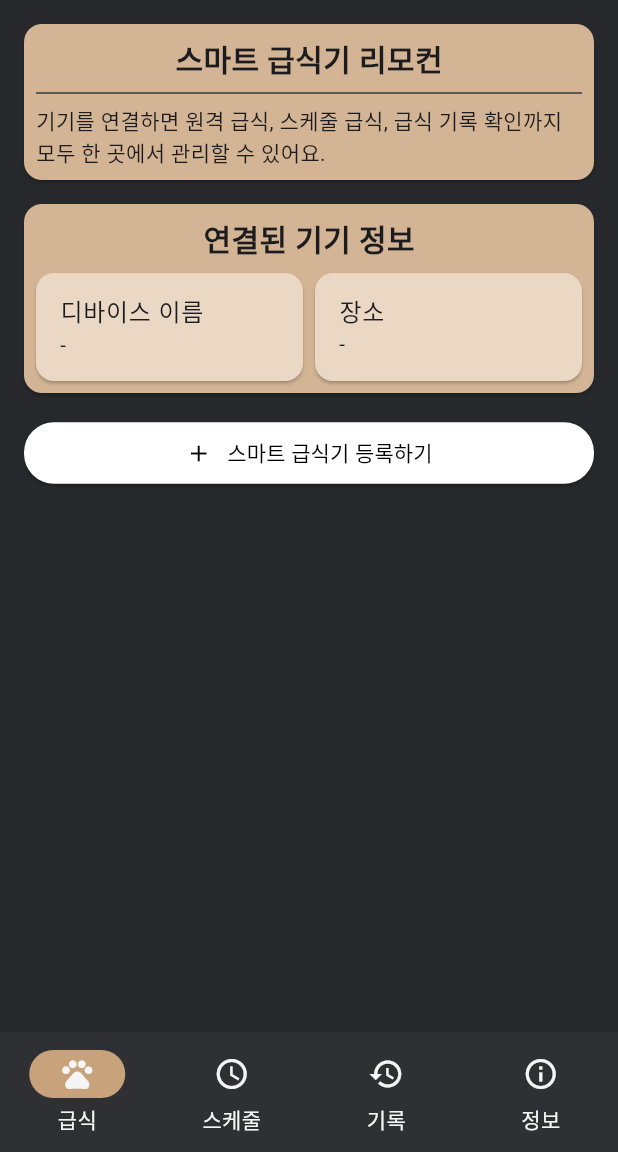
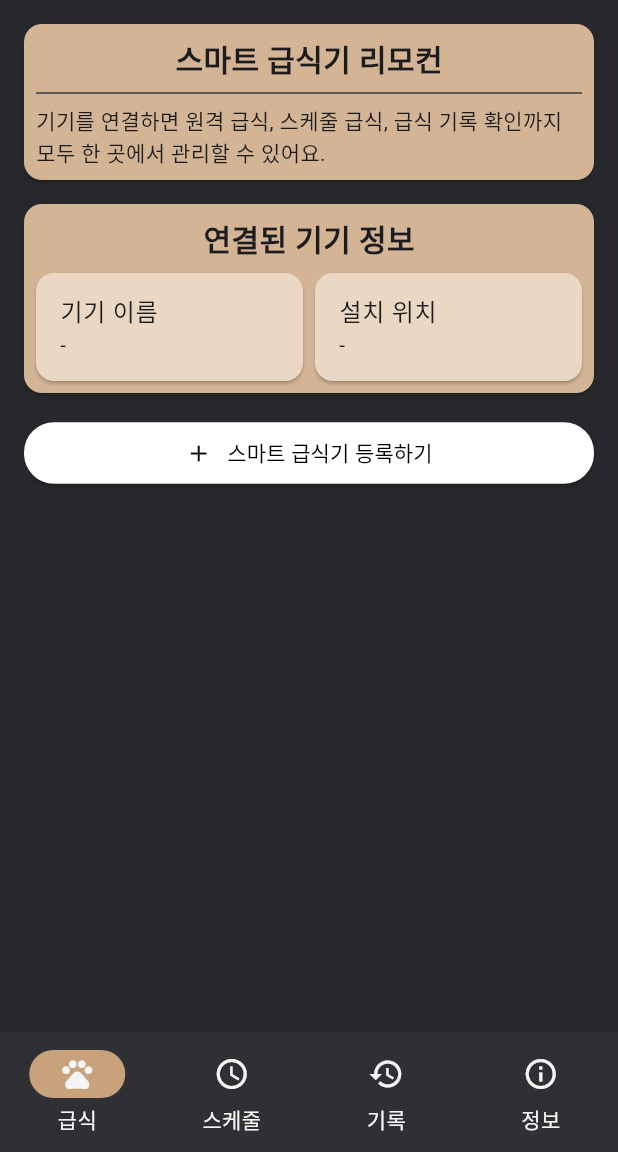
Before and after one commit to niw5924/smart-feeder-remote, a Flutter app: the FeedScreen screen opened by its route, on a phone screen of 412 x 824 dp, the part 84-1236 px from its top. Run offline on Flutter 3.47's test engine with Material 3 defaults, Android fonts, the phone set to English and light mode, and no system bars; drawn by our look-alikes of loader_overlay; our stand-ins replace device_info_plus, dio, firebase_auth, firebase_core, flutter_dotenv, flutter_phoenix and 9 more; missing offline and left inert: wifi_iot; accounts and stored records are empty; generated files the repository leaves out were written again.

Commit message:
chore: 텍스트 수정

```diff
--- a/lib/screens/feed/feed_screen.dart
+++ b/lib/screens/feed/feed_screen.dart
@@ -74,7 +74,7 @@ class FeedScreen extends ConsumerWidget {
                         child: AppCard(
                           color: AppColors.cardSecondary,
                           child: AppListTile(
-                            title: '디바이스 이름',
+                            title: '기기 이름',
                             subtitle: deviceName,
                           ),
                         ),
@@ -84,7 +84,10 @@ class FeedScreen extends ConsumerWidget {
                         flex: 1,
                         child: AppCard(
                           color: AppColors.cardSecondary,
-                          child: AppListTile(title: '장소', subtitle: location),
+                          child: AppListTile(
+                            title: '설치 위치',
+                            subtitle: location,
+                          ),
                         ),
                       ),
                     ],
```
